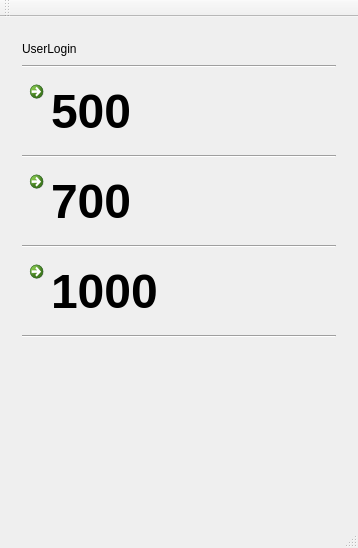
First picture: the form in mainwindow.ui, repository 24develop/golos-wallet-develop, before the edit.
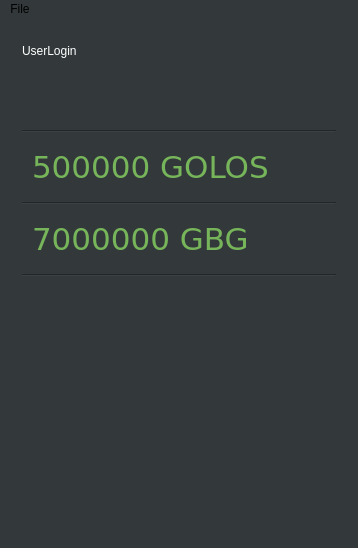
Second picture: the form after the edit. The open tabs and pages were chosen to show the change.

Commit message: Design improvements. Logout and exit menu actions.

```diff
--- a/mainwindow.ui
+++ b/mainwindow.ui
@@ -13,6 +13,12 @@
   <property name="windowTitle">
    <string>Golog Wallet</string>
   </property>
+     <property name="autoFillBackground">
+         <bool>false</bool>
+     </property>
+     <property name="styleSheet">
+         <string notr="true">background-color: #33393B;</string>
+     </property>
   <widget class="QWidget" name="centralWidget">
    <layout class="QVBoxLayout" name="verticalLayout_2">
     <item>
@@ -46,6 +52,9 @@
            </item>
            <item>
             <widget class="QLabel" name="label">
+                <property name="styleSheet">
+                    <string notr="true">color: #ffffff;</string>
+                </property>
              <property name="text">
               <string>Login:</string>
              </property>
@@ -53,13 +62,47 @@
            </item>
            <item>
                <widget class="QLineEdit" name="lineEdit">
+                   <property name="styleSheet">
+                       <string notr="true">padding: 10px;
+                           font-size: 20px;
+
+                           background-color: #24292B;
+                           color: #ffffff
+                       </string>
+                   </property>
                    <property name="text">
-                       <string>aantonov</string>
+                       <string notr="true"/>
+                   </property>
+                   <property name="clearButtonEnabled">
+                       <bool>false</bool>
                    </property>
                </widget>
            </item>
            <item>
             <widget class="QPushButton" name="pushButton">
+                <property name="styleSheet">
+                    <string notr="true">QPushButton#pushButton {
+                        background:-webkit-gradient(linear, left top, left bottom, color-stop(0.05, #74ad5a),
+                        color-stop(1, #68a54b));
+                        background:-moz-linear-gradient(top, #74ad5a 5%, #68a54b 100%);
+                        background:-webkit-linear-gradient(top, #74ad5a 5%, #68a54b 100%);
+                        background:-o-linear-gradient(top, #74ad5a 5%, #68a54b 100%);
+                        background:-ms-linear-gradient(top, #74ad5a 5%, #68a54b 100%);
+                        background:linear-gradient(to bottom, #74ad5a 5%, #68a54b 100%);
+                        background-color:#74ad5a;
+                        border:1px solid #3b6e22;
+                        color:#ffffff;
+                        font-family:Arial;
+                        font-size:16px;
+                        padding:15px 50px;
+                        text-decoration:none;}
+
+                        QPushButton#pushButton:pressed {
+                        background-color: #72b352;
+                        border-style: inset;
+                        }
+                    </string>
+                </property>
              <property name="text">
               <string>LOGIN</string>
              </property>
@@ -89,6 +132,9 @@
          <layout class="QHBoxLayout" name="horizontalLayout_5">
           <item>
            <widget class="QLabel" name="label_2">
+               <property name="styleSheet">
+                   <string notr="true">color: #ffffff</string>
+               </property>
             <property name="text">
              <string>UserLogin</string>
             </property>
@@ -110,69 +156,91 @@
          </layout>
         </item>
         <item>
-         <widget class="Line" name="line_4">
+            <spacer name="verticalSpacer_4">
           <property name="orientation">
-           <enum>Qt::Horizontal</enum>
+              <enum>Qt::Vertical</enum>
           </property>
-         </widget>
+                <property name="sizeHint" stdset="0">
+                    <size>
+                        <width>20</width>
+                        <height>40</height>
+                    </size>
+                </property>
+            </spacer>
         </item>
         <item>
-         <layout class="QHBoxLayout" name="horizontalLayout_2">
-          <item>
-           <widget class="QCommandLinkButton" name="commandLinkButton">
-            <property name="font">
-             <font>
-              <pointsize>36</pointsize>
-             </font>
-            </property>
-            <property name="text">
-             <string>500</string>
-            </property>
-           </widget>
-          </item>
-         </layout>
-        </item>
-        <item>
-         <widget class="Line" name="line">
+            <widget class="Line" name="line_4">
           <property name="orientation">
            <enum>Qt::Horizontal</enum>
           </property>
          </widget>
         </item>
         <item>
-         <layout class="QHBoxLayout" name="horizontalLayout">
+            <layout class="QHBoxLayout" name="horizontalLayout_2">
           <item>
-           <widget class="QCommandLinkButton" name="commandLinkButton_2">
+              <widget class="QPushButton" name="golosBalanceBtn">
             <property name="font">
              <font>
-              <pointsize>36</pointsize>
+                 <family>DejaVu Sans</family>
+                 <pointsize>23</pointsize>
+                 <strikeout>false</strikeout>
+                 <kerning>true</kerning>
              </font>
             </property>
+                  <property name="styleSheet">
+                      <string notr="true">QPushButton#golosBalanceBtn {
+                          color: #77b55a;
+                          text-align: left;
+                          padding: 10px;
+                          background-color: #33393B;
+                          border: 0;
+                          }
+
+                          QPushButton#golosBalanceBtn:hover {
+                          background-color: #24292B;;
+                          }
+                      </string>
+                  </property>
             <property name="text">
-             <string>700</string>
+                <string>500000 GOLOS</string>
             </property>
            </widget>
           </item>
          </layout>
         </item>
         <item>
-         <widget class="Line" name="line_2">
+            <widget class="Line" name="line">
           <property name="orientation">
            <enum>Qt::Horizontal</enum>
           </property>
          </widget>
         </item>
         <item>
-         <layout class="QHBoxLayout" name="horizontalLayout_3">
+            <layout class="QHBoxLayout" name="horizontalLayout">
           <item>
-           <widget class="QCommandLinkButton" name="commandLinkButton_3">
+              <widget class="QPushButton" name="gbgBalanceBtn">
             <property name="font">
              <font>
-              <pointsize>36</pointsize>
+                 <family>DejaVu Sans</family>
+                 <pointsize>23</pointsize>
              </font>
             </property>
+                  <property name="styleSheet">
+                      <string notr="true">QPushButton#gbgBalanceBtn {
+                          color: #77b55a;
+                          text-align: left;
+                          padding: 10px;
+                          background-color: #33393B;
+                          border: 0;
+                          }
+
+                          QPushButton#gbgBalanceBtn:hover {
+                          background-color: #24292B;;
+                          }
+                      </string>
+                  </property>
             <property name="text">
-             <string>1000</string>
+                <string>7000000 GBG</string>
             </property>
            </widget>
           </item>
@@ -205,6 +273,9 @@
    </layout>
   </widget>
   <widget class="QMenuBar" name="menuBar">
+      <property name="enabled">
+          <bool>true</bool>
+      </property>
    <property name="geometry">
     <rect>
      <x>0</x>
@@ -213,16 +284,35 @@
      <height>25</height>
     </rect>
    </property>
-  </widget>
-  <widget class="QToolBar" name="mainToolBar">
-   <attribute name="toolBarArea">
-    <enum>TopToolBarArea</enum>
-   </attribute>
-   <attribute name="toolBarBreak">
-    <bool>false</bool>
-   </attribute>
+      <property name="styleSheet">
+          <string notr="true"/>
+      </property>
+      <widget class="QMenu" name="menuFile">
+          <property name="title">
+              <string>File</string>
+          </property>
+          <addaction name="actionLogout"/>
+          <addaction name="actionExit"/>
+      </widget>
+      <addaction name="menuFile"/>
   </widget>
   <widget class="QStatusBar" name="statusBar"/>
+     <action name="actionLogout">
+         <property name="checkable">
+             <bool>false</bool>
+         </property>
+         <property name="enabled">
+             <bool>false</bool>
+         </property>
+         <property name="text">
+             <string>Logout</string>
+         </property>
+     </action>
+     <action name="actionExit">
+         <property name="text">
+             <string>Exit</string>
+         </property>
+     </action>
  </widget>
  <layoutdefault spacing="6" margin="11"/>
  <resources/>
```
The commit also changes 3 other files.
